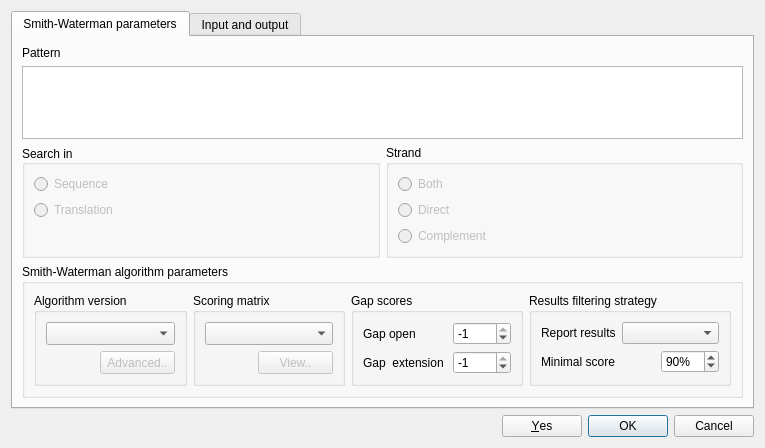
violethaze74/ugene, file src/corelibs/U2View/src/util_smith_waterman/SmithWatermanDialogBase.ui: the form before one commit.
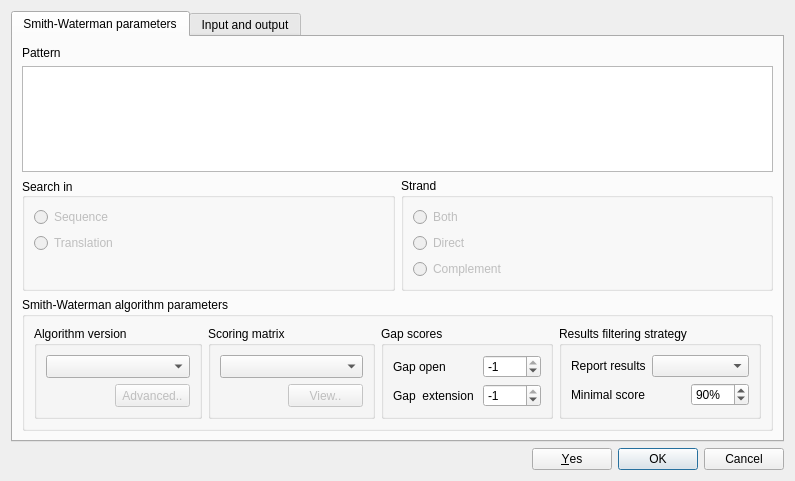
The form after the commit.

Commit message: UGENE-6102. Smith-Waterman Search dialog should not accept rich text input for a sample

The edit to the form file:
```diff
--- a/src/corelibs/U2View/src/util_smith_waterman/SmithWatermanDialogBase.ui
+++ b/src/corelibs/U2View/src/util_smith_waterman/SmithWatermanDialogBase.ui
@@ -6,8 +6,8 @@
    <rect>
     <x>0</x>
     <y>0</y>
-    <width>765</width>
-    <height>448</height>
+    <width>795</width>
+    <height>481</height>
    </rect>
   </property>
   <property name="sizePolicy">
```
Left out of the diff: 3 changed lines with no effect on the pictures.
